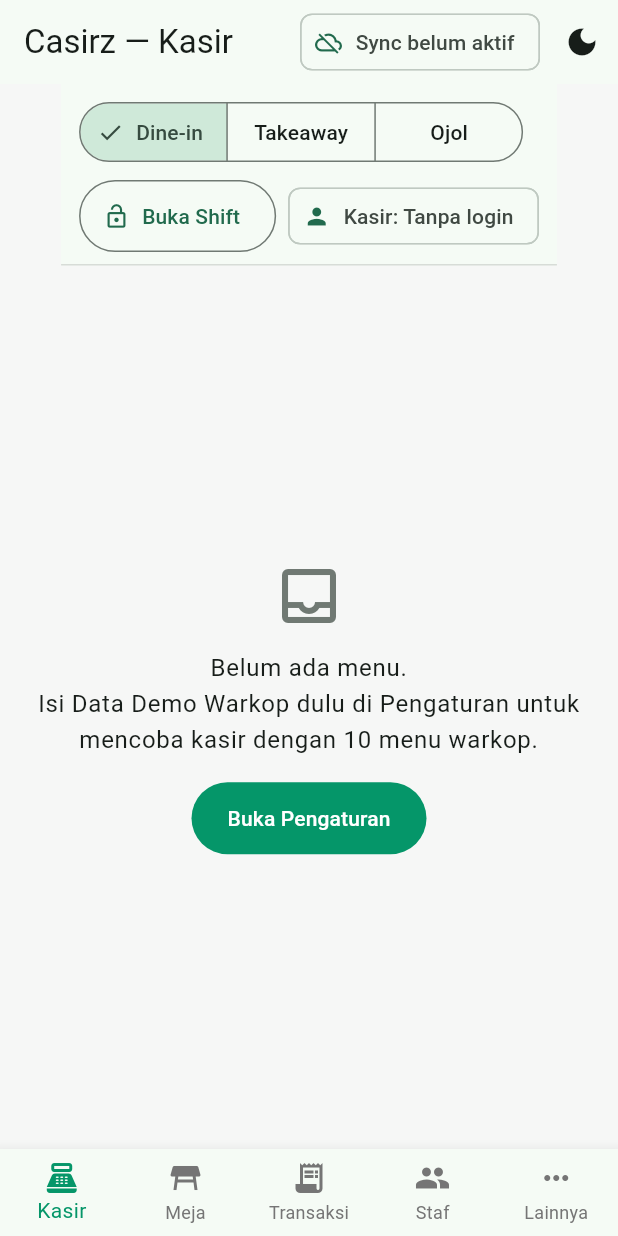
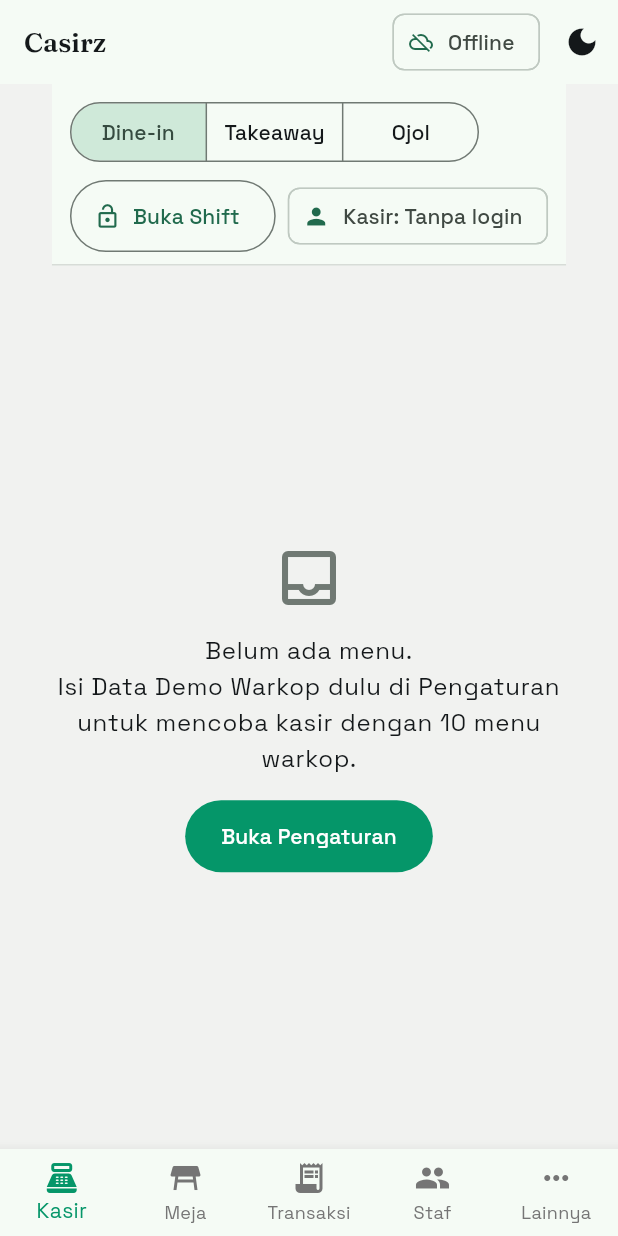
Before and after one commit to bangdodonbotak-art/Casirz, a Flutter app: the screen it shows after launch, on a phone screen of 412 x 824 dp. Run offline on Flutter 3.47's test engine with Material 3 defaults, Android fonts, the phone set to English and light mode, and no system bars; our stand-ins replace csv, drift, drift_flutter, file_picker, fl_chart, flutter_riverpod and 4 more; missing offline and left inert: unified_esc_pos_printer; accounts and stored records are empty; generated files the repository leaves out were written again.

Commit message:
Casirz Flutter: UI netral premium - kartu foto menu, tema baru + font, matiin DEBUG, perbaiki overflow

```diff
--- a/flutter/lib/app.dart
+++ b/flutter/lib/app.dart
@@ -1,6 +1,8 @@
 // Casirz ERP — Fase 2.
 // Wiring aplikasi: SATU ProviderScope (DB di-override di sini) + tema
-// + AppShell. Font sistem (tanpa font Google). Bahasa UI Indonesia.
+// + AppShell. Font Space Grotesk + Fraunces dibundel sebagai aset
+// (tanpa paket google_fonts — BLUEPRINT-FLUTTER.md §8.4).
+// Bahasa UI Indonesia.
 //
 // Struktur: CasirzApp (StatefulWidget biasa) -> ProviderScope ->
 // _CasirzAppInner (Consumer — baca themeModeProvider). Satu scope saja,
@@ -92,6 +94,7 @@ class _CasirzAppInnerState extends ConsumerState<_CasirzAppInner> {
     final themeMode = ref.watch(themeModeProvider);
     return MaterialApp(
       title: 'Casirz ERP',
+      debugShowCheckedModeBanner: false, // Rework premium: tanpa pita DEBUG.
       theme: AppTheme.light(),
       darkTheme: AppTheme.dark(),
       themeMode: themeMode,
--- a/flutter/lib/features/shell/app_shell.dart
+++ b/flutter/lib/features/shell/app_shell.dart
@@ -18,6 +18,7 @@ import 'package:flutter_riverpod/flutter_riverpod.dart';
 
 import '../../core/session.dart';
 import '../../core/supabase_config.dart';
+import '../../shared/theme/app_theme.dart';
 import '../accounting/accounting_page.dart';
 import '../accounting/reports_page.dart';
 import '../dashboard/dashboard_page.dart';
@@ -132,7 +133,34 @@ class AppShell extends ConsumerWidget {
     final isWide = MediaQuery.of(context).size.width >= 900;
 
     final appBar = AppBar(
-      title: Text('$storeName — ${dests[index].label}'),
+      // Rework premium: nama toko serif Fraunces (momen brand) +
+      // judul max 1 baris + ellipsis — jangan kepotong tanpa elipsis.
+      // (Flexible tidak berlaku di dalam AppBar: AppBar sendiri sudah
+      // memberi ruang terbatas pada title; ellipsis + chip Offline
+      // yang ringkas memberi judul ruang lebih.)
+      title: Text.rich(
+        TextSpan(
+          children: [
+            TextSpan(
+              text: storeName,
+              style: const TextStyle(
+                fontFamily: AppTheme.displayFont,
+                fontWeight: FontWeight.w600,
+                // 18 (bukan 20): di lebar 360dp, "Warkop Kekinian"
+                // dalam Fraunces 20 tidak muat di samping chip Offline
+                // + tombol tema dan terpotong jadi "Warkop Keki…".
+                fontSize: 18,
+                fontVariations: [FontVariation('opsz', 18)],
+              ),
+            ),
+            // TANPA sufiks " — {halaman}": di lebar 360dp sufiks itu
+            // membuat nama toko terpotong ("Warkop Keki…"); halaman
+            // aktif sudah ditandai di bottom navigation.
+          ],
+        ),
+        maxLines: 1,
+        overflow: TextOverflow.ellipsis,
+      ),
       actions: [
         const _SyncBadge(),
         if (session.employee != null) _UserChip(role: role),
@@ -393,8 +421,8 @@ class _UserChip extends ConsumerWidget {
 }
 
 /// Badge "N perubahan belum tersinkron" + jam sync terakhir.
-/// Bila Supabase belum dikonfigurasi (Fase 7, nonaktif): label jujur
-/// "Sync belum aktif" — bukan angka palsu, bukan error.
+/// Bila Supabase belum dikonfigurasi (Fase 7, nonaktif): chip ringkas
+/// "Offline" — bukan angka palsu, bukan error.
 class _SyncBadge extends ConsumerWidget {
   const _SyncBadge();
 
@@ -405,7 +433,7 @@ class _SyncBadge extends ConsumerWidget {
     return statusAsync.when(
       data: (status) {
         final label = !configured
-            ? 'Sync belum aktif'
+            ? 'Offline'
             : status.pendingCount > 0
                 ? '${status.pendingCount} belum tersinkron'
                 : 'Tersinkron';
@@ -423,7 +451,7 @@ class _SyncBadge extends ConsumerWidget {
                 !configured || status.pendingCount > 0
                     ? Icons.cloud_off
                     : Icons.cloud_done,
-                size: 18,
+                size: 16,
               ),
               label: Text(label),
             ),
--- a/flutter/lib/shared/theme/app_theme.dart
+++ b/flutter/lib/shared/theme/app_theme.dart
@@ -1,33 +1,53 @@
-// Casirz ERP — Fase 2 (Modul A Kasir+).
-// Tema aplikasi: satu aksen emerald-600 (#059669), font sistem
-// (tanpa font Google — BLUEPRINT-FLUTTER.md §8.4). Dark/light toggle
-// disimpan di settings key 'themeMode' ('light' | 'dark').
+// Casirz ERP — Rework premium netral (15 Nov 2026, arah disetujui Dony).
+// Token: scaffold light #F1F2F0, kartu PUTIH + bayangan halus, radius 16,
+// TANPA border outline. Teks ink #14181A. Harga emerald #059669 (light)
+// / #34D399 (dark, supaya kontras di kartu gelap). Font: Space Grotesk
+// (variable, dibundel) untuk semua UI; Fraunces (variable, dibundel)
+// HANYA untuk judul toko — momen brand. Ember #E85D1F dicadangkan untuk
+// momen brand lain (splash/header struk), BUKAN aksen UI umum.
+// Tanpa paket google_fonts (BLUEPRINT-FLUTTER.md §8.4) — font dibundel
+// sebagai file di assets/fonts/ dan didaftarkan di pubspec.yaml.
 import 'package:flutter/material.dart';
 
 class AppTheme {
   static const Color emerald = Color(0xFF059669); // emerald-600
+  static const Color emeraldBright = Color(0xFF34D399); // emerald-400 (dark)
+  static const Color ink = Color(0xFF14181A);
+  static const Color ember = Color(0xFFE85D1F); // momen brand saja
+
+  static const String fontFamily = 'Space Grotesk';
+  static const String displayFont = 'Fraunces';
+
+  /// Warna harga sesuai kecerahan tema (emerald gelap tidak kontras
+  /// di kartu gelap — pakai emerald terang di dark mode).
+  static Color priceColor(BuildContext context) =>
+      Theme.of(context).brightness == Brightness.dark
+          ? emeraldBright
+          : emerald;
 
   static ThemeData light() {
     final scheme = ColorScheme.fromSeed(
       seedColor: emerald,
       brightness: Brightness.light,
-    );
+    ).copyWith(onSurface: ink);
     return ThemeData(
       colorScheme: scheme,
       useMaterial3: true,
-      scaffoldBackgroundColor: const Color(0xFFF6F7F6),
+      fontFamily: fontFamily,
+      scaffoldBackgroundColor: const Color(0xFFF1F2F0),
       appBarTheme: AppBarTheme(
         backgroundColor: scheme.surface,
-        foregroundColor: scheme.onSurface,
+        foregroundColor: ink,
         elevation: 0,
         centerTitle: false,
       ),
       cardTheme: CardThemeData(
-        elevation: 0,
-        color: scheme.surface,
+        elevation: 2,
+        shadowColor: const Color(0x14000000), // hitam 8%
+        surfaceTintColor: Colors.transparent, // kartu tetap putih murni
+        color: Colors.white,
         shape: RoundedRectangleBorder(
-          borderRadius: BorderRadius.circular(14),
-          side: BorderSide(color: scheme.outlineVariant),
+          borderRadius: BorderRadius.circular(16),
         ),
       ),
       filledButtonTheme: FilledButtonThemeData(
@@ -56,25 +76,33 @@ class AppTheme {
   }
 
   static ThemeData dark() {
+    const darkCard = Color(0xFF1E2222);
+    const darkText = Color(0xFFEFF2F1);
     final scheme = ColorScheme.fromSeed(
       seedColor: emerald,
       brightness: Brightness.dark,
+    ).copyWith(
+      surface: darkCard,
+      onSurface: darkText,
     );
     return ThemeData(
       colorScheme: scheme,
       useMaterial3: true,
+      fontFamily: fontFamily,
+      scaffoldBackgroundColor: const Color(0xFF101413),
       appBarTheme: AppBarTheme(
         backgroundColor: scheme.surface,
-        foregroundColor: scheme.onSurface,
+        foregroundColor: darkText,
         elevation: 0,
         centerTitle: false,
       ),
       cardTheme: CardThemeData(
-        elevation: 0,
-        color: scheme.surface,
+        elevation: 2,
+        shadowColor: const Color(0x40000000),
+        surfaceTintColor: Colors.transparent,
+        color: darkCard,
         shape: RoundedRectangleBorder(
-          borderRadius: BorderRadius.circular(14),
-          side: BorderSide(color: scheme.outlineVariant),
+          borderRadius: BorderRadius.circular(16),
         ),
       ),
       filledButtonTheme: FilledButtonThemeData(
@@ -95,7 +123,7 @@ class AppTheme {
         contentPadding: EdgeInsets.symmetric(horizontal: 12, vertical: 12),
       ),
       bottomNavigationBarTheme: BottomNavigationBarThemeData(
-        selectedItemColor: emerald,
+        selectedItemColor: emeraldBright,
         unselectedItemColor: Colors.grey.shade400,
         type: BottomNavigationBarType.fixed,
       ),
```
Also changed, not shown: flutter/lib/features/pos/pos_page.dart (+115 -35 lines), flutter/lib/features/pos/product_photos.dart (added, +24 -0 lines), flutter/pubspec.yaml (+18 -0 lines), 2 other files.
